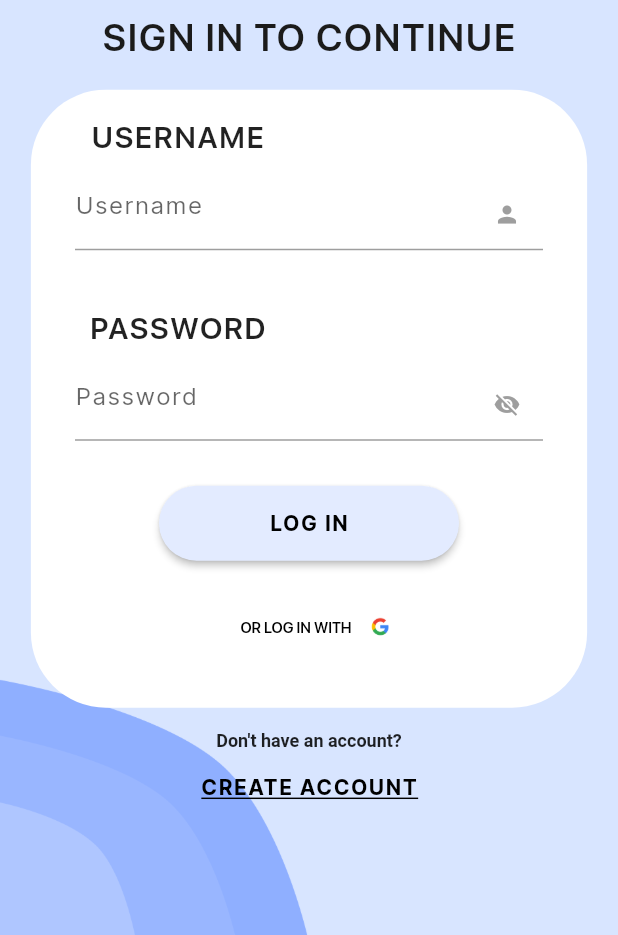
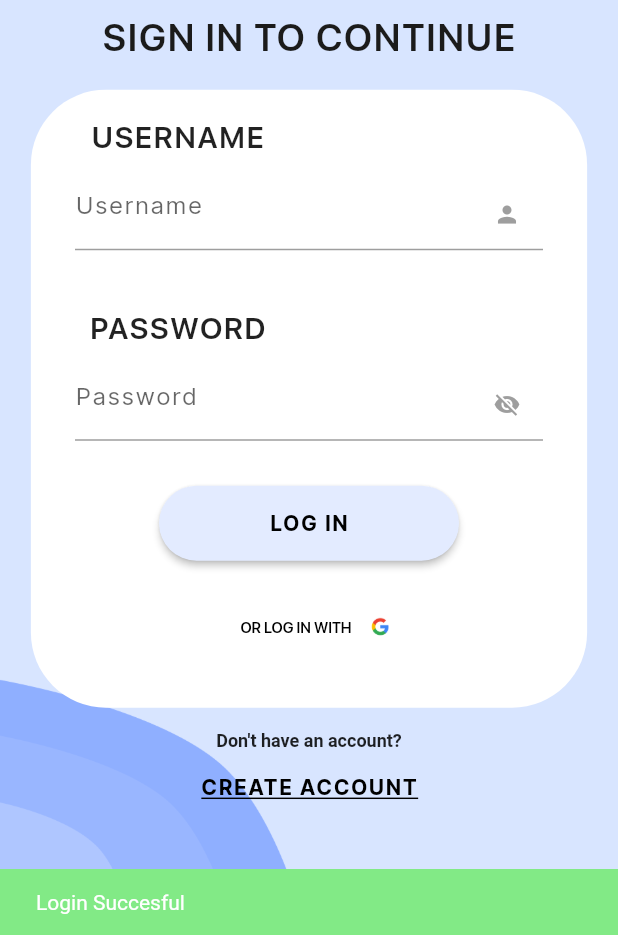
Before and after one commit to OreoBandit/HE-FISH-MCC-PROJECT, a Flutter app: the screen it shows after launch, after a tap on "OR LOG IN WITH", on a phone screen of 412 x 824 dp, the part 301-1236 px from its top. Run offline on Flutter 3.47's test engine with Material 2 defaults, Android fonts, the phone set to English and light mode, and no system bars; our stand-ins replace carousel_slider, cross_file, email_validator, flutter_speed_dial, google_sign_in, image_picker.

Commit message:
Second commit with Google Log in

```diff
--- /dev/null
+++ b/lib/components/util/google_sign_in_api.dart
@@ -0,0 +1,11 @@
+import 'package:flutter/src/widgets/framework.dart';
+import 'package:google_sign_in/google_sign_in.dart';
+
+class GoogleSignInApi {
+  static final _googleSignIn = GoogleSignIn();
+
+  static Future<GoogleSignInAccount?> login(BuildContext context) =>
+      _googleSignIn.signIn();
+
+  static Future logout() => _googleSignIn.disconnect();
+}
--- a/lib/pages/loginPage.dart
+++ b/lib/pages/loginPage.dart
@@ -4,6 +4,8 @@ import 'package:fish/components/util/customized_textfield.dart';
 import 'package:fish/pages/HomePage.dart';
 import 'package:fish/pages/RegisterPage.dart';
 import 'package:flutter/material.dart';
+import 'package:google_sign_in/google_sign_in.dart';
+import '../components/util/google_sign_in_api.dart';
 
 class loginPage extends StatefulWidget {
   const loginPage({Key? key}) : super(key: key);
@@ -13,6 +15,38 @@ class loginPage extends StatefulWidget {
 }
 
 class _loginPageState extends State<loginPage> {
+  Future googleLogin(BuildContext context) async {
+    final user = await GoogleSignInApi.login(context);
+    String errMSG = 'Login Succesful';
+    Color errCol = const Color.fromARGB(255, 130, 234, 134);
+    if (user != null) {
+      // ignore: use_build_context_synchronously
+      Navigator.pushReplacement(
+        context,
+        MaterialPageRoute(
+          builder: (context) {
+            return HomePage(
+              user: User(
+                id: 1,
+                email: "bimski.diski@gmail.com",
+                username: username_controller.text,
+                token: "Bram112",
+              ),
+            );
+          },
+        ),
+      );
+    }
+    final msg = SnackBar(
+      content: Text(errMSG),
+      backgroundColor: errCol,
+      duration: const Duration(seconds: 2),
+    );
+    // ignore: use_build_context_synchronously
+    ScaffoldMessenger.of(context).showSnackBar(msg);
+    // }
+  }
+
   TextEditingController username_controller = TextEditingController();
   TextEditingController password_controller = TextEditingController();
   @override
@@ -198,10 +232,10 @@ class _loginPageState extends State<loginPage> {
                           child: Row(
                             mainAxisAlignment: MainAxisAlignment.center,
                             children: [
+                              //GOOGLE LOGIN
                               TextButton(
                                 onPressed: () {
-                                  //API LOGIN WITH GOOGLE
-                                  // MaterialPageRoute(builder:  )
+                                  googleLogin(context);
                                 },
                                 child: const Text(
                                   "OR LOG IN WITH",
--- a/pubspec.yaml
+++ b/pubspec.yaml
@@ -39,6 +39,7 @@ dependencies:
   email_validator: ^2.1.17
   flutter_speed_dial: ^6.2.0
   image_picker: ^0.8.6
+  google_sign_in: ^5.4.3
 
 dev_dependencies:
   flutter_test:
```
Also changed, not shown: lib/pages/HomePage.dart (+15 -2 lines), pubspec.lock, 1 other file.
